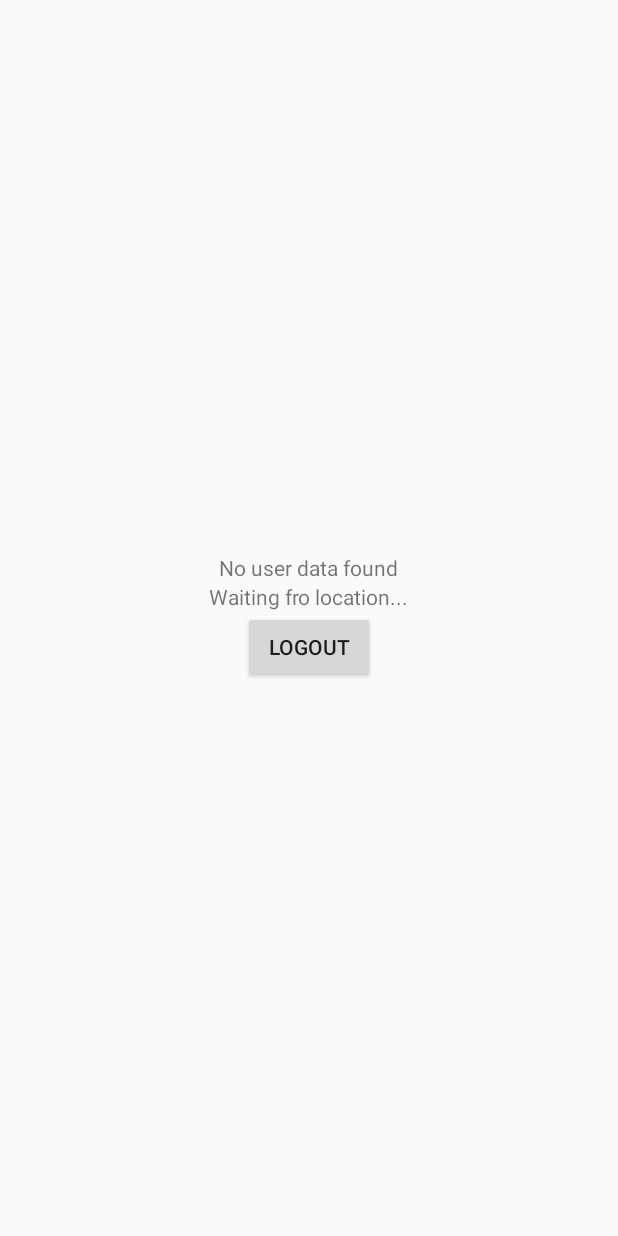
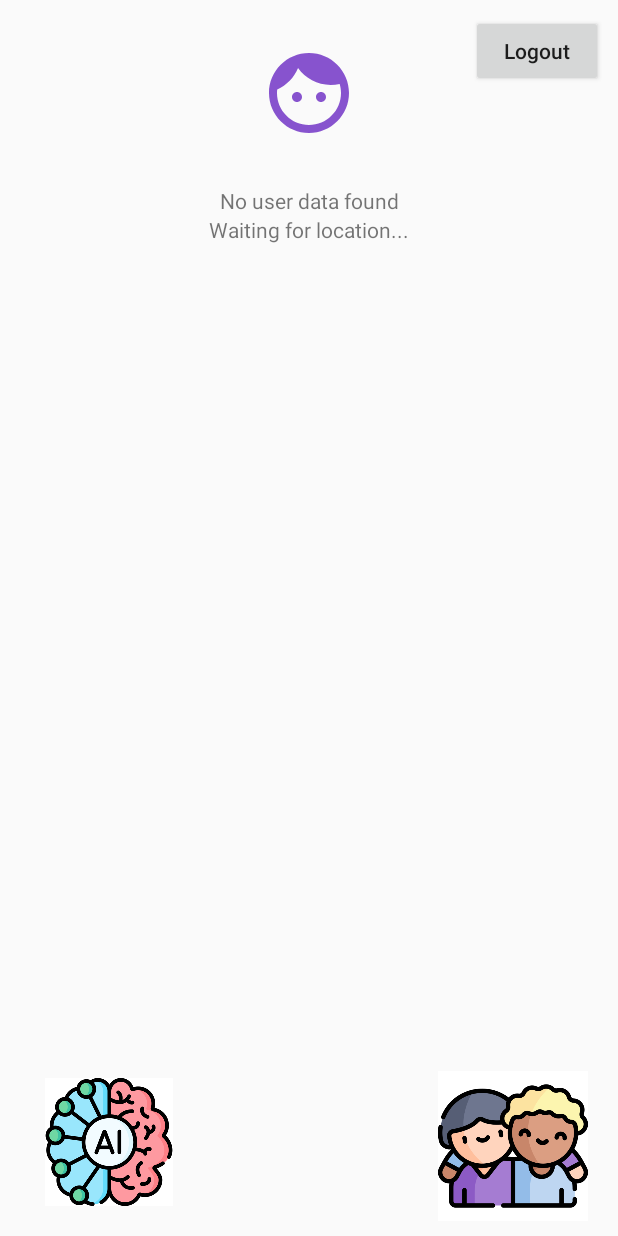
Before and after one commit to Mila-Slavkovska/MPIP-Project, an Android app built with Jetpack Compose: the UserProfileActivity screen opened directly, with no data from a screen before it, on a phone screen of 412 x 824 dp. Run offline under Robolectric (Android 15) with nearby library versions, the light colour scheme and no system bars; our stand-ins replace Firebase (no records; nobody signed in at launch, a user with empty details on screens opened directly).

Commit message:
Add Add Friend functionality

```diff
--- a/app/src/main/AndroidManifest.xml
+++ b/app/src/main/AndroidManifest.xml
@@ -16,6 +16,9 @@
         android:supportsRtl="true"
         android:theme="@style/Theme.MPIP"
         tools:targetApi="31">
+        <activity
+            android:name=".FriendListActivity"
+            android:exported="false" />
         <activity
             android:name=".PetSelectionActivity"
             android:exported="false" />
--- /dev/null
+++ b/app/src/main/java/com/example/mpip/domain/FriendClass.kt
@@ -0,0 +1,6 @@
+package com.example.mpip.domain
+
+data class FriendClass(
+    val id: String = "",
+    val name: String = ""
+)
--- a/app/src/main/res/layout/activity_user_profile.xml
+++ b/app/src/main/res/layout/activity_user_profile.xml
@@ -1,30 +1,75 @@
 <?xml version="1.0" encoding="utf-8"?>
-<LinearLayout xmlns:android="http://schemas.android.com/apk/res/android"
+<androidx.constraintlayout.widget.ConstraintLayout xmlns:android="http://schemas.android.com/apk/res/android"
     xmlns:app="http://schemas.android.com/apk/res-auto"
     xmlns:tools="http://schemas.android.com/tools"
     android:id="@+id/main"
-    android:orientation="vertical"
-    android:gravity="center"
     android:layout_width="match_parent"
     android:layout_height="match_parent"
     tools:context=".UserProfileActivity">
 
+    <ImageView
+        android:id="@+id/profile_image"
+        android:contentDescription="@string/user_profile_icon"
+        android:src="@drawable/baseline_face_24"
+        app:layout_constraintTop_toTopOf="parent"
+        app:layout_constraintStart_toStartOf="parent"
+        app:layout_constraintEnd_toEndOf="parent"
+        android:padding="30dp"
+        android:layout_width="wrap_content"
+        android:layout_height="wrap_content" />
+
     <TextView
         android:id="@+id/user_details"
         android:text="@string/fetching_user_data"
+        app:layout_constraintStart_toStartOf="parent"
+        app:layout_constraintEnd_toEndOf="parent"
+        app:layout_constraintTop_toBottomOf="@+id/profile_image"
         android:layout_width="wrap_content"
         android:layout_height="wrap_content"/>
 
     <TextView
         android:id="@+id/location"
-        android:text="Waiting fro location..."
+        android:text="Waiting for location..."
         android:layout_width="wrap_content"
+        app:layout_constraintStart_toStartOf="parent"
+        app:layout_constraintEnd_toEndOf="parent"
+        app:layout_constraintTop_toBottomOf="@+id/user_details"
         android:layout_height="wrap_content" />
 
     <Button
         android:id="@+id/logout"
         android:text="@string/logout"
+        app:layout_constraintEnd_toEndOf="parent"
+        app:layout_constraintTop_toTopOf="parent"
+        android:layout_margin="10dp"
+        android:textAllCaps="false"
         android:layout_width="wrap_content"
         android:layout_height="wrap_content"/>
 
-</LinearLayout>
+    <ImageButton
+        android:id="@+id/ai_btn"
+        android:contentDescription="@string/friends_icon"
+        app:layout_constraintStart_toStartOf="parent"
+        android:src="@drawable/ai_icon"
+        android:background="@color/nav_background"
+        android:layout_width="85dp"
+        android:layout_height="85dp"
+        android:layout_marginBottom="20dp"
+        android:layout_marginStart="30dp"
+        android:scaleType="centerInside"
+        app:layout_constraintBottom_toBottomOf="parent"/>
+
+    <ImageButton
+        android:id="@+id/friends_btn"
+        android:contentDescription="@string/friends_icon"
+        app:layout_constraintEnd_toEndOf="parent"
+        android:src="@drawable/friends_icon"
+        android:background="@color/nav_background"
+        android:layout_width="100dp"
+        android:layout_height="100dp"
+        android:layout_marginEnd="20dp"
+        android:layout_marginBottom="10dp"
+        android:scaleType="centerInside"
+        app:layout_constraintBottom_toBottomOf="parent"/>
+
+</androidx.constraintlayout.widget.ConstraintLayout>
--- a/app/src/main/res/values/colors.xml
+++ b/app/src/main/res/values/colors.xml
@@ -30,6 +30,7 @@
     <color name="nav_background">#FFFFFF</color>
     <color name="stats_background">#FFFFFF</color>
     <color name="pet_background">#F1F3F4</color>
+    <color name="background">#F5F5F5</color>
 
     <!-- Pet Selection Colors -->
     <color name="selected_pet_background">#E8F4FD</color>
--- a/app/src/main/res/values/strings.xml
+++ b/app/src/main/res/values/strings.xml
@@ -12,4 +12,9 @@
     <string name="fetching_user_data">Fetching user data...</string>
     <string name="user_profile">User Profile</string>
     <string name="title_activity_pet_selection">PetSelectionActivity</string>
+    <string name="user_profile_icon">User profile icon</string>
+    <string name="friends_icon">Friends icon</string>
+    <string name="view_on_map">View on Map</string>
+    <string name="add_friend">Add Friend</string>
+    <string name="enter_friend_s_uid">Enter friend\'s UID</string>
 </resources>
```
Also changed, not shown: app/src/main/java/com/example/mpip/FriendListActivity.kt (added, +138 -0 lines), app/src/main/java/com/example/mpip/UserProfileActivity.kt (+16 -4 lines), app/src/main/java/com/example/mpip/adapters/FriendAdapter.kt (added, +42 -0 lines), app/src/main/res/layout/activity_friend_list.xml (added, +47 -0 lines), app/src/main/res/layout/dialog_add_friend.xml (added, +17 -0 lines), app/src/main/res/layout/item_friend.xml (added, +61 -0 lines), app/src/main/res/drawable/ai_icon.png (added), app/src/main/res/drawable/friends.jpg (added), app/src/main/res/drawable/friends_icon.png (added).
